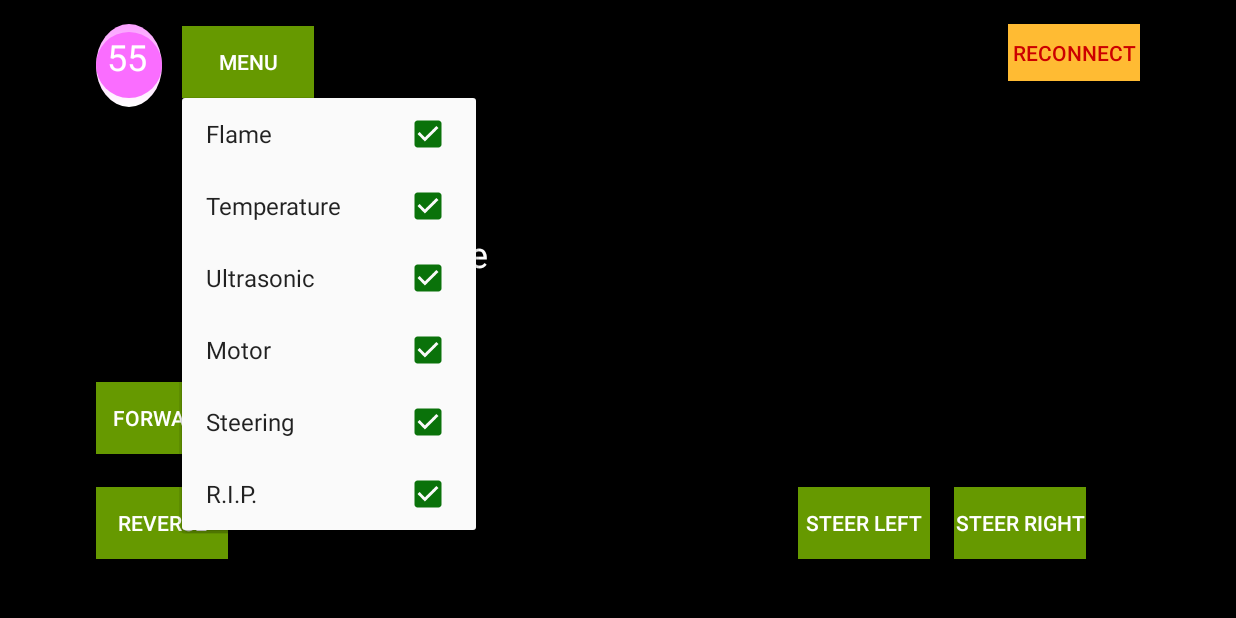
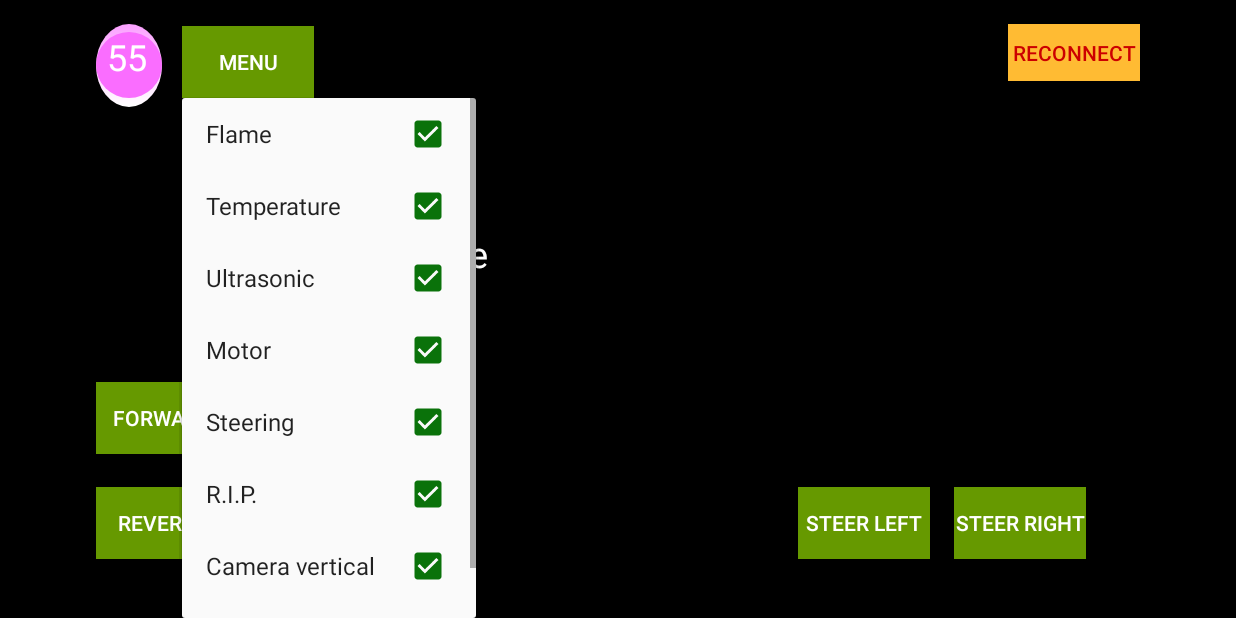
Before and after one commit to DIT524-V17/group-7, an Android app: the screen it shows after launch (MainActivity), after a tap on "MENU", on a phone screen of 824 x 412 dp (held sideways). Run offline under Robolectric (Android 15) with nearby library versions, the phone set to English and light mode, and no system bars; 3 statements that could not run were skipped.

Commit message:
Added options to disable the camera movement

```diff
--- a/F.R.O.S.T/app/src/main/java/t/s/o/r/f/frost/MainActivity.java
+++ b/F.R.O.S.T/app/src/main/java/t/s/o/r/f/frost/MainActivity.java
@@ -51,6 +51,8 @@ public class MainActivity extends AppCompatActivity {
     private Boolean item_motor_boolean = true;
     private Boolean item_steering_boolean = true;
     private Boolean item_rip_boolean = true;
+    private Boolean item_camera_horizontal_boolean = true;
+    private Boolean item_camera_vertical_boolean = true;
 
     @Override
     protected void onCreate(Bundle savedInstanceState) {
@@ -87,6 +89,8 @@ public class MainActivity extends AppCompatActivity {
                 final MenuItem item_motor = popup.getMenu().findItem(R.id.motor);
                 final MenuItem item_steering = popup.getMenu().findItem(R.id.steering);
                 final MenuItem item_rip = popup.getMenu().findItem(R.id.rip);
+                final MenuItem item_camera_vertical = popup.getMenu().findItem(R.id.camera_vertical);
+                final MenuItem item_camera_horizontal = popup.getMenu().findItem(R.id.camera_horizontal);
 
                 //Adds listeners to all the buttons
                 popup.setOnMenuItemClickListener(new PopupMenu.OnMenuItemClickListener() {
@@ -124,6 +128,17 @@ public class MainActivity extends AppCompatActivity {
                                     item.setChecked(item_steering_boolean);
                                     threads.r1.write("S000?");
                                     break;
+                                //The case for when the "camera vertical" checkbox is pressed
+                                case R.id.camera_vertical:
+                                    item_camera_vertical_boolean = !item_camera_vertical_boolean;
+                                    item.setChecked(item_camera_vertical_boolean);
+                                    threads.r1.write("Y000");
+                                    break;
+                                //The case for when the "camera horizontal" checkbox is pressed
+                                case R.id.camera_horizontal:
+                                    item_camera_horizontal_boolean = !item_camera_horizontal_boolean;
+                                    item.setChecked(item_camera_horizontal_boolean);
+                                    threads.r1.write("X000");
                                 //The case for when the RIP checkbox is pressed
                                 case R.id.rip:
                                     item_rip_boolean = !item_rip_boolean;
@@ -132,12 +147,16 @@ public class MainActivity extends AppCompatActivity {
                                     item_ultrasonic_boolean = item_rip_boolean;
                                     item_motor_boolean = item_rip_boolean;
                                     item_steering_boolean = item_rip_boolean;
+                                    item_camera_horizontal_boolean = item_rip_boolean;
+                                    item_camera_vertical_boolean = item_rip_boolean;
                                     item_flame.setChecked(item_rip_boolean);
                                     item_temperature.setChecked(item_rip_boolean);
                                     item_ultrasonic.setChecked(item_rip_boolean);
                                     item_motor.setChecked(item_rip_boolean);
                                     item_steering.setChecked(item_rip_boolean);
                                     item.setChecked(item_rip_boolean);
+                                    item_camera_horizontal.setChecked(item_rip_boolean);
+                                    item_camera_vertical.setChecked(item_rip_boolean);
                                     threads.r1.write("E000?");
                                     break;
                             }
@@ -163,6 +182,8 @@ public class MainActivity extends AppCompatActivity {
                 item_motor.setChecked(item_motor_boolean);
                 item_steering.setChecked(item_steering_boolean);
                 item_rip.setChecked(item_rip_boolean);
+                item_camera_horizontal.setChecked(item_camera_horizontal_boolean);
+                item_camera_vertical.setChecked(item_camera_vertical_boolean);
 
                 //Shows the popup menu
                 popup.show();
--- a/F.R.O.S.T/app/src/main/res/layout-land/activity_main.xml
+++ b/F.R.O.S.T/app/src/main/res/layout-land/activity_main.xml
@@ -27,14 +27,14 @@
 
     <!---Forward Button-->
     <Button
-        android:text="Forward"
+        android:id="@+id/button"
         android:layout_width="wrap_content"
         android:layout_height="wrap_content"
-        android:id="@+id/button"
+        android:layout_above="@+id/button2"
+        android:layout_marginBottom="22dp"
         android:background="@android:color/holo_green_dark"
-        android:textColor="@android:color/white"
-        android:layout_marginBottom="22dp"
-        android:layout_above="@+id/button2" />
+        android:text="Forward"
+        android:textColor="@android:color/white" />
 
     <!---Reverse Button-->
     <Button
--- a/F.R.O.S.T/app/src/main/res/menu/popup_menu.xml
+++ b/F.R.O.S.T/app/src/main/res/menu/popup_menu.xml
@@ -24,6 +24,14 @@
         <item
             android:id="@+id/rip"
             android:title="R.I.P."/>
+
+        <item
+            android:id="@+id/camera_vertical"
+            android:title="Camera vertical"/>
+
+        <item
+            android:id="@+id/camera_horizontal"
+            android:title="Camera horizontal"/>
     </group>
 
 </menu>
```
